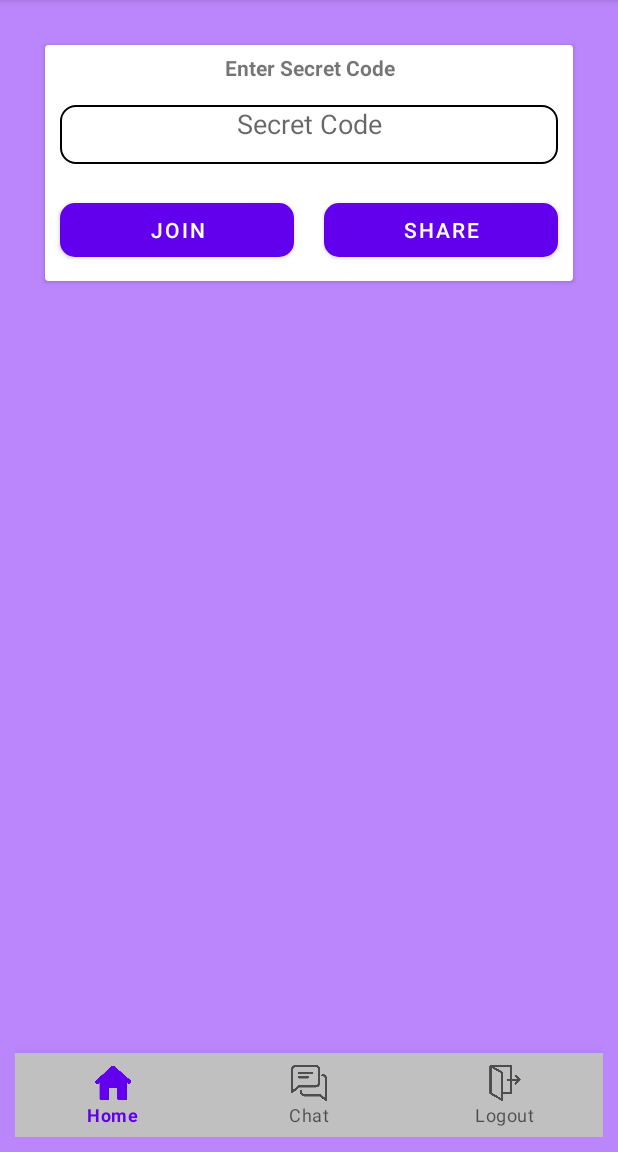
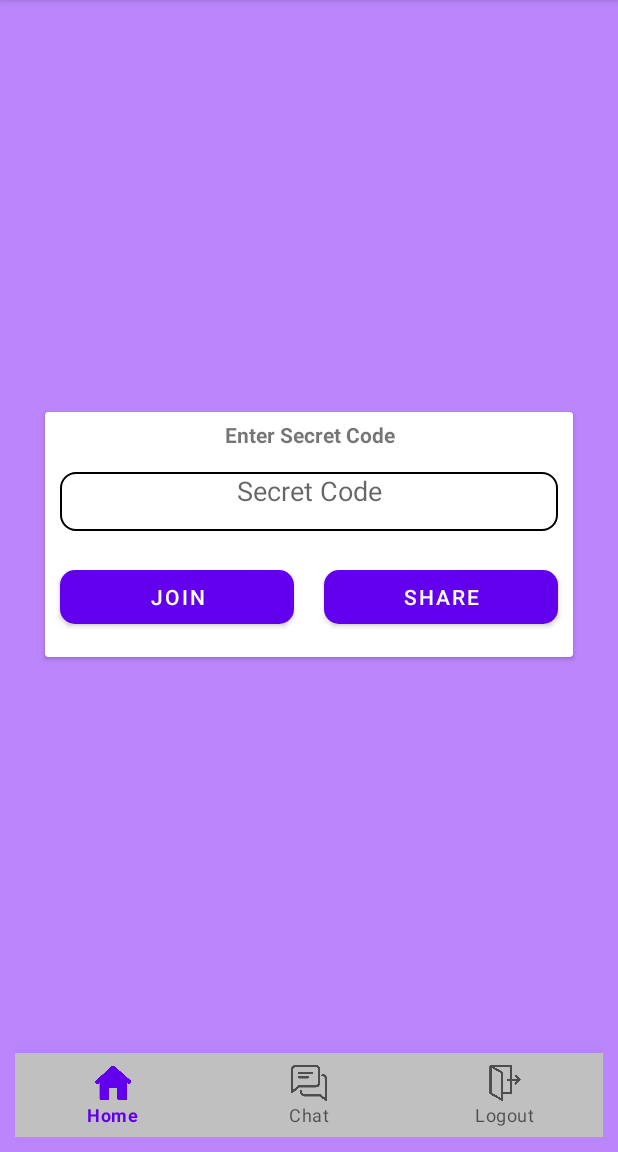
Before and after one commit to rishav0511/MSClone, an Android app: the screen it shows after launch once a user with an empty profile is signed in (Dashboard), on a phone screen of 412 x 824 dp, the part 84-1236 px from its top. Run offline under Robolectric (Android 15) with nearby library versions, the phone set to English and light mode, and no system bars; our stand-ins replace Firebase (no records; nobody signed in at launch, a user with empty details on screens opened directly); libraries missing offline, so code that uses them is left out: org.jitsi.meet; 2 statements that could not run were skipped.

Commit message:
moved calling code from Activity to Fragment and added msg template

```diff
--- a/app/src/main/java/com/example/msclone/Dashboard.java
+++ b/app/src/main/java/com/example/msclone/Dashboard.java
@@ -62,7 +62,6 @@ public class Dashboard extends AppCompatActivity {
                         logoutTrans.commit();
                         Toast.makeText(Dashboard.this,"Logout Selected", Toast.LENGTH_SHORT).show();
                         break;
-
                 }
                 return true;
             }
--- a/app/src/main/java/com/example/msclone/HomeFragment.java
+++ b/app/src/main/java/com/example/msclone/HomeFragment.java
@@ -7,6 +7,15 @@ import androidx.fragment.app.Fragment;
 import android.view.LayoutInflater;
 import android.view.View;
 import android.view.ViewGroup;
+import android.widget.Button;
+import android.widget.EditText;
+
+import org.jitsi.meet.sdk.JitsiMeet;
+import org.jitsi.meet.sdk.JitsiMeetActivity;
+import org.jitsi.meet.sdk.JitsiMeetConferenceOptions;
+
+import java.net.MalformedURLException;
+import java.net.URL;
 
 /**
  * A simple {@link Fragment} subclass.
@@ -14,51 +23,59 @@ import android.view.ViewGroup;
  * create an instance of this fragment.
  */
 public class HomeFragment extends Fragment {
-
-    // TODO: Rename parameter arguments, choose names that match
-    // the fragment initialization parameters, e.g. ARG_ITEM_NUMBER
-    private static final String ARG_PARAM1 = "param1";
-    private static final String ARG_PARAM2 = "param2";
-
-    // TODO: Rename and change types of parameters
-    private String mParam1;
-    private String mParam2;
+    private EditText mSecretCode;
+    private Button mJoinBtn;
+    private Button mShareBtn;
 
     public HomeFragment() {
         // Required empty public constructor
     }
 
-    /**
-     * Use this factory method to create a new instance of
-     * this fragment using the provided parameters.
-     *
-     * @param param1 Parameter 1.
-     * @param param2 Parameter 2.
-     * @return A new instance of fragment HomeFragment.
-     */
-    // TODO: Rename and change types and number of parameters
     public static HomeFragment newInstance(String param1, String param2) {
         HomeFragment fragment = new HomeFragment();
-        Bundle args = new Bundle();
-        args.putString(ARG_PARAM1, param1);
-        args.putString(ARG_PARAM2, param2);
-        fragment.setArguments(args);
         return fragment;
     }
 
     @Override
     public void onCreate(Bundle savedInstanceState) {
         super.onCreate(savedInstanceState);
-        if (getArguments() != null) {
-            mParam1 = getArguments().getString(ARG_PARAM1);
-            mParam2 = getArguments().getString(ARG_PARAM2);
-        }
+
     }
 
     @Override
     public View onCreateView(LayoutInflater inflater, ViewGroup container,
                              Bundle savedInstanceState) {
-        // Inflate the layout for this fragment
-        return inflater.inflate(R.layout.fragment_home, container, false);
+        ViewGroup root = (ViewGroup)inflater.inflate(R.layout.fragment_home, container, false);
+        mSecretCode = root.findViewById(R.id.mSecretCode);
+        mJoinBtn = root.findViewById(R.id.mJoinBtn);
+        mShareBtn = root.findViewById(R.id.mShareBtn);
+
+        URL serverUrl;
+
+        try {
+            serverUrl = new URL("https://meet.jit.si");
+            JitsiMeetConferenceOptions options = new JitsiMeetConferenceOptions.Builder()
+                    .setServerURL(serverUrl)
+                    .setWelcomePageEnabled(false)
+                    .build();
+            JitsiMeet.setDefaultConferenceOptions(options);
+        } catch (MalformedURLException e){
+            e.printStackTrace();
+        }
+
+
+        mJoinBtn.setOnClickListener(new View.OnClickListener() {
+            @Override
+            public void onClick(View v) {
+                JitsiMeetConferenceOptions options
+                        = new JitsiMeetConferenceOptions.Builder()
+                        .setRoom(mSecretCode.getText().toString())
+                        .setWelcomePageEnabled(false)
+                        .build();
+                JitsiMeetActivity.launch(getActivity(), options);
+            }
+        });
+        return root;
+//        return inflater.inflate(R.layout.fragment_home, container, false);
     }
 }
--- a/app/src/main/res/layout/fragment_home.xml
+++ b/app/src/main/res/layout/fragment_home.xml
@@ -6,12 +6,16 @@
     android:layout_height="match_parent"
     tools:context=".HomeFragment">
 
+    <androidx.constraintlayout.widget.ConstraintLayout
+        android:layout_width="match_parent"
+        android:layout_height="match_parent">
+
         <androidx.cardview.widget.CardView
             android:layout_width="match_parent"
-        android:layout_height="wrap_content"
+            android:layout_height="163dp"
             android:layout_margin="20dp"
             android:background="#FF3700B3"
-        app:layout_constraintBottom_toTopOf="@+id/bottomNav"
+            app:layout_constraintBottom_toBottomOf="parent"
             app:layout_constraintTop_toTopOf="parent"
             tools:layout_editor_absoluteX="10dp">
 
@@ -66,5 +70,6 @@
 
             </LinearLayout>
         </androidx.cardview.widget.CardView>
+    </androidx.constraintlayout.widget.ConstraintLayout>
 
 </FrameLayout>
```
Also changed, not shown: app/src/main/res/layout/row_conversation.xml (added, +62 -0 lines). Lines whose indentation alone changed are shown as unchanged.
